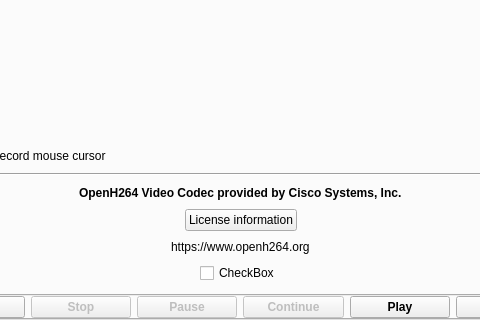
This is src/formMainWindow.ui in vkohaupt/vokoscreenNG as Qt 5 draws it before an edit; both pictures show x 107 to 587 and y 194 to 514 of the 710 by 514 pixel window. The edited form follows.
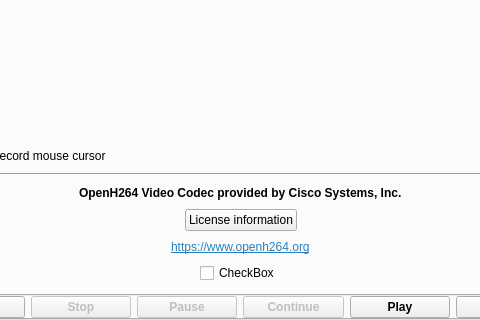
This is the edited form. Icons and pictures are not drawn.

Commit message: Windows: cisco openh264

```diff
--- a/src/formMainWindow.ui
+++ b/src/formMainWindow.ui
@@ -741,7 +741,10 @@
                 <item>
                  <widget class="QLabel" name="label_23">
                   <property name="text">
-                   <string>https://www.openh264.org</string>
+                   <string>&lt;html&gt;&lt;head/&gt;&lt;body&gt;&lt;p&gt;&lt;a href=&quot;https://www.openh264.org&quot;&gt;&lt;span style=&quot; text-decoration: underline; color:#2980b9;&quot;&gt;https://www.openh264.org&lt;/span&gt;&lt;/a&gt;&lt;/p&gt;&lt;/body&gt;&lt;/html&gt;</string>
+                  </property>
+                  <property name="openExternalLinks">
+                   <bool>true</bool>
                   </property>
                  </widget>
                 </item>
```
